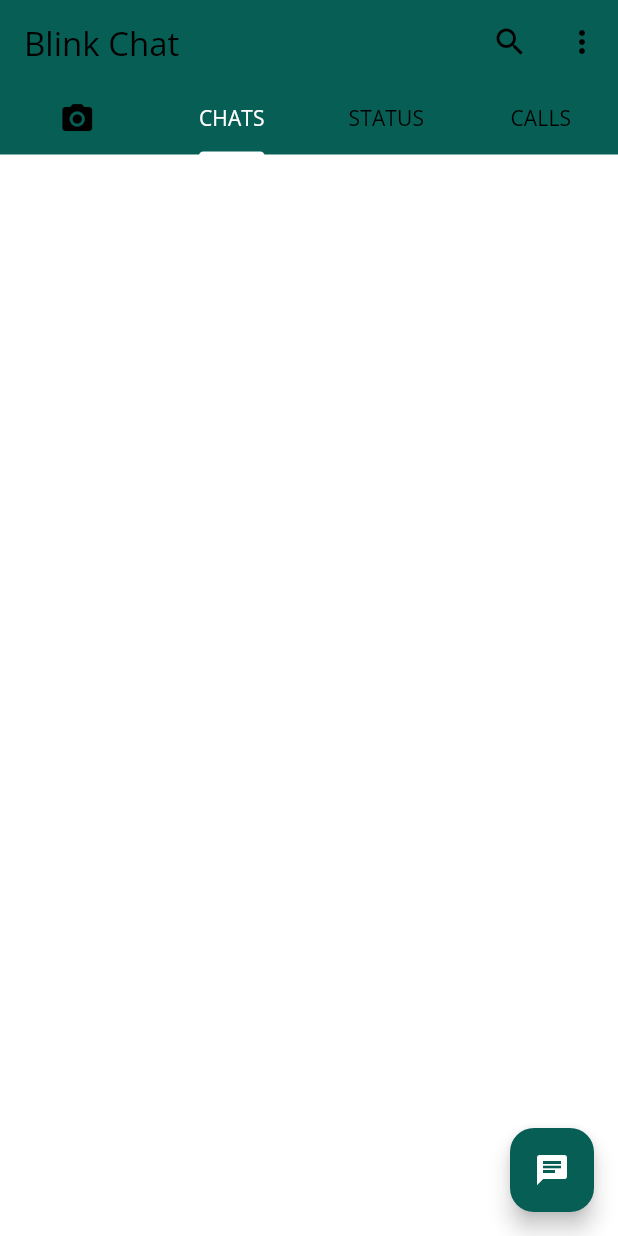
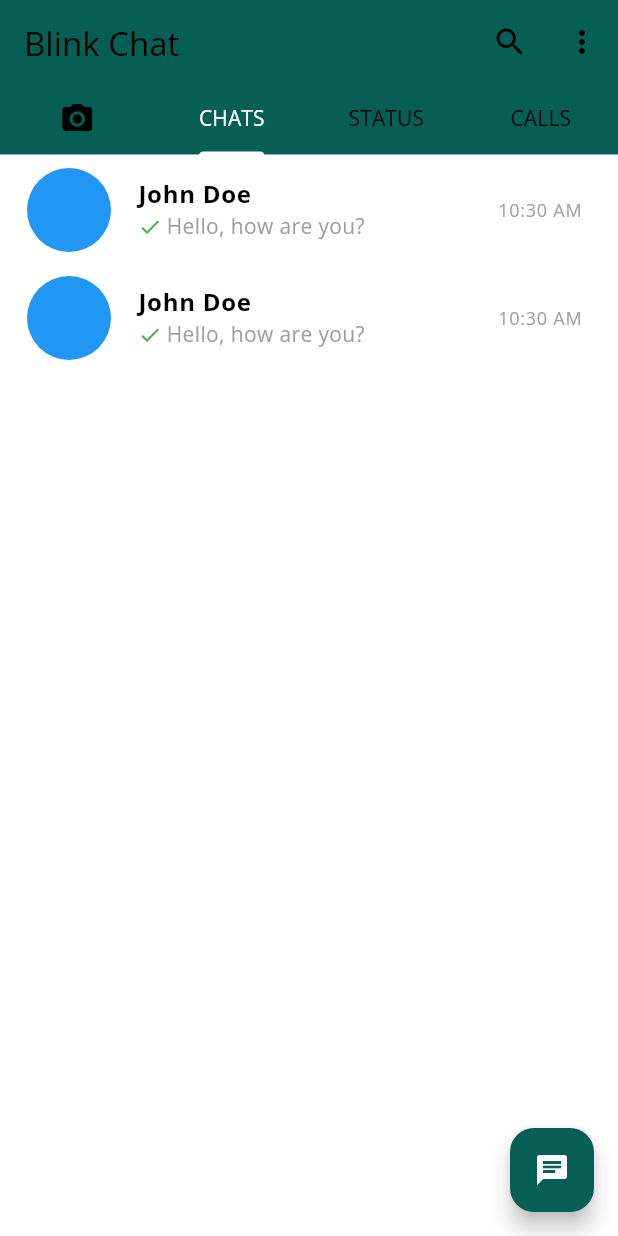
Before and after one commit to VanLuanNguyen/BlinkChat, a Flutter app: the screen it shows after launch, on a phone screen of 412 x 824 dp. Run offline on Flutter 3.47's test engine with Material 3 defaults, Android fonts, the phone set to English and light mode, and no system bars.

Commit message:
ListView and ListTile

```diff
--- /dev/null
+++ b/lib/CustomUI/CustomCard.dart
@@ -0,0 +1,40 @@
+import "package:flutter/material.dart";
+
+class CustomCard extends StatelessWidget {
+  const CustomCard({super.key});
+
+  @override
+  Widget build(BuildContext context) {
+    return ListTile(
+      leading: CircleAvatar(
+        radius: 30,
+      ),
+      title: Text(
+        "John Doe",
+        style: TextStyle(
+          fontWeight: FontWeight.bold,
+          fontSize: 16
+        ),
+      ),
+      subtitle: Row(
+        children: [
+          Icon(Icons.check, color: Colors.green, size: 16),
+          SizedBox(width: 3),
+          Text("Hello, how are you?",
+            style: TextStyle(
+              color: Colors.grey,
+              fontSize: 14,
+            ),
+          ),
+        ],
+      ),
+      trailing: Text(
+        "10:30 AM",
+        style: TextStyle(
+          color: Colors.grey,
+          fontSize: 12,
+        ),
+      ),
+    );
+  }
+}
--- a/lib/Pages/ChatPage.dart
+++ b/lib/Pages/ChatPage.dart
@@ -1,3 +1,4 @@
+import 'package:chat_app/CustomUI/CustomCard.dart';
 import 'package:flutter/material.dart';
 
 class ChatPage extends StatefulWidget {
@@ -19,6 +20,12 @@ class _ChatPageState extends State<ChatPage> {
         foregroundColor: Colors.white,
         child: Icon(Icons.chat),
       ),
+      body: ListView(
+        children: [
+          CustomCard(),
+          CustomCard(),
+        ],
+      ),
     );
   }
 }
```
